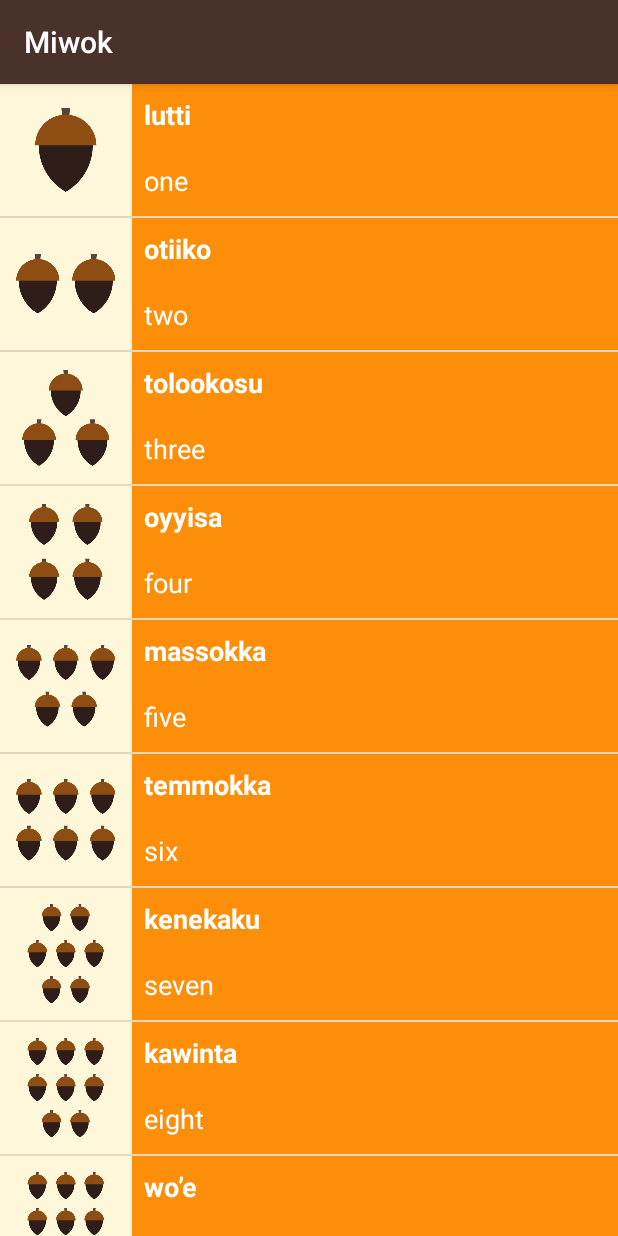
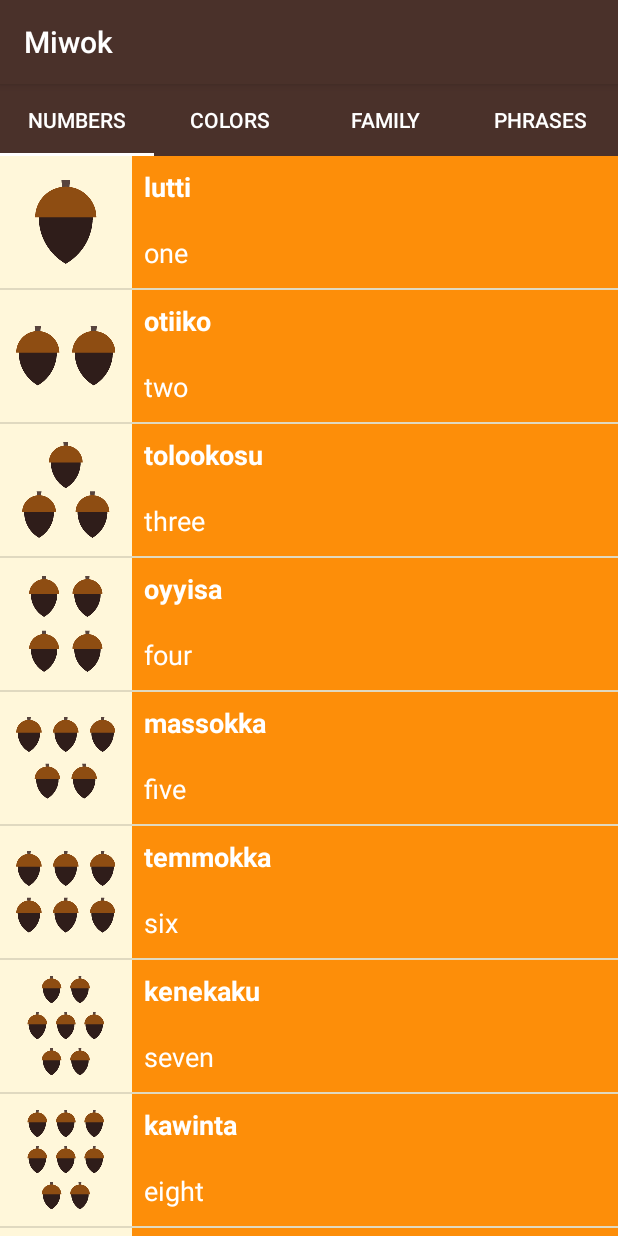
Before and after one commit to landonholl/MiwokApp, an Android app: the screen it shows after launch (MainActivity), on a phone screen of 412 x 824 dp. Run offline under Robolectric (Android 15) with nearby library versions, the phone set to English and light mode, and no system bars.

Commit message:
added TabView

```diff
--- a/app/src/main/java/com/example/android/miwok/ColorsFragment.java
+++ b/app/src/main/java/com/example/android/miwok/ColorsFragment.java
@@ -4,7 +4,7 @@ import android.content.Context;
 import android.media.AudioManager;
 import android.media.MediaPlayer;
 import android.os.Bundle;
-import android.support.v4.app.Fragment;
+import androidx.fragment.app.Fragment;
 import android.view.LayoutInflater;
 import android.view.View;
 import android.view.ViewGroup;
--- a/app/src/main/java/com/example/android/miwok/FamilyFragment.java
+++ b/app/src/main/java/com/example/android/miwok/FamilyFragment.java
@@ -4,7 +4,7 @@ import android.content.Context;
 import android.media.AudioManager;
 import android.media.MediaPlayer;
 import android.os.Bundle;
-import android.support.v4.app.Fragment;
+import androidx.fragment.app.Fragment;
 import android.view.LayoutInflater;
 import android.view.View;
 import android.view.ViewGroup;
--- a/app/src/main/java/com/example/android/miwok/MainActivity.java
+++ b/app/src/main/java/com/example/android/miwok/MainActivity.java
@@ -15,13 +15,11 @@
  */
 package com.example.android.miwok;
 
-import android.content.Intent;
 import android.os.Bundle;
-import android.support.v4.view.ViewPager;
-import android.support.v7.app.AppCompatActivity;
-import android.view.View;
-import android.view.View.OnClickListener;
-import android.widget.TextView;
+import androidx.viewpager.widget.ViewPager;
+import androidx.appcompat.app.AppCompatActivity;
+
+import com.google.android.material.tabs.TabLayout;
 
 public class MainActivity extends AppCompatActivity {
 
@@ -40,5 +38,8 @@ public class MainActivity extends AppCompatActivity {
 
             // Set the adapter onto the view pager
             viewPager.setAdapter(adapter);
-        }
+
+            TabLayout tabLayout = (TabLayout) findViewById(R.id.sliding_tabs);
+            tabLayout.setupWithViewPager(viewPager);
+    }
 }
--- a/app/src/main/java/com/example/android/miwok/NumbersFragment.java
+++ b/app/src/main/java/com/example/android/miwok/NumbersFragment.java
@@ -4,7 +4,7 @@ import android.content.Context;
 import android.media.AudioManager;
 import android.media.MediaPlayer;
 import android.os.Bundle;
-import android.support.v4.app.Fragment;
+import androidx.fragment.app.Fragment;
 import android.view.LayoutInflater;
 import android.view.View;
 import android.view.ViewGroup;
--- a/app/src/main/java/com/example/android/miwok/PhrasesFragment.java
+++ b/app/src/main/java/com/example/android/miwok/PhrasesFragment.java
@@ -4,7 +4,7 @@ import android.content.Context;
 import android.media.AudioManager;
 import android.media.MediaPlayer;
 import android.os.Bundle;
-import android.support.v4.app.Fragment;
+import androidx.fragment.app.Fragment;
 import android.view.LayoutInflater;
 import android.view.View;
 import android.view.ViewGroup;
--- a/app/src/main/java/com/example/android/miwok/SimpleFragmentPagerAdapter.java
+++ b/app/src/main/java/com/example/android/miwok/SimpleFragmentPagerAdapter.java
@@ -15,14 +15,17 @@
  */
 package com.example.android.miwok;
 
-import android.support.v4.app.Fragment;
-import android.support.v4.app.FragmentManager;
-import android.support.v4.app.FragmentPagerAdapter;
+import androidx.fragment.app.Fragment;
+import androidx.fragment.app.FragmentManager;
+import androidx.fragment.app.FragmentPagerAdapter;
 
 /**
  * Provides the appropriate {@link Fragment} for a view pager.
  */
 public class SimpleFragmentPagerAdapter extends FragmentPagerAdapter {
+
+    final int PAGE_COUNT = 4;
+    private String tabTitles[] = new String[] { "Numbers", "Colors", "Family" , "Phrases" };
 
     public SimpleFragmentPagerAdapter(FragmentManager fm) {
         super(fm);
@@ -47,6 +50,12 @@ public class SimpleFragmentPagerAdapter extends FragmentPagerAdapter {
 
     @Override
     public int getCount() {
-        return 4;
+        return tabTitles.length;
+    }
+
+    @Override
+    public CharSequence getPageTitle(int position) {
+        // Generate title based on item position
+        return tabTitles[position];
     }
 }
--- a/app/src/main/java/com/example/android/miwok/WordAdapter.java
+++ b/app/src/main/java/com/example/android/miwok/WordAdapter.java
@@ -16,7 +16,7 @@
 package com.example.android.miwok;
 
 import android.content.Context;
-import android.support.v4.content.ContextCompat;
+import androidx.core.content.ContextCompat;
 import android.view.LayoutInflater;
 import android.view.View;
 import android.view.ViewGroup;
--- a/app/src/main/res/layout/activity_main.xml
+++ b/app/src/main/res/layout/activity_main.xml
@@ -17,11 +17,21 @@
     xmlns:tools="http://schemas.android.com/tools"
     android:layout_width="match_parent"
     android:layout_height="match_parent"
+    xmlns:app="http://schemas.android.com/apk/res-auto"
     android:background="@color/tan_background"
     android:orientation="vertical"
     tools:context="com.example.android.miwok.MainActivity">
 
-    <android.support.v4.view.ViewPager
+    <com.google.android.material.tabs.TabLayout
+        android:id="@+id/sliding_tabs"
+        android:layout_width="match_parent"
+        android:layout_height="wrap_content"
+        app:tabTextColor="@android:color/white"
+        android:background="@color/primary_color"
+        app:tabIndicatorColor="@android:color/white"
+        app:tabMode="fixed" />
+
+    <androidx.viewpager.widget.ViewPager
         android:id="@+id/viewpager"
         android:layout_width="match_parent"
         android:layout_height="match_parent" />
--- a/gradle.properties
+++ b/gradle.properties
@@ -16,3 +16,5 @@
 # This option should only be used with decoupled projects. More details, visit
 # http://www.gradle.org/docs/current/userguide/multi_project_builds.html#sec:decoupled_projects
 # org.gradle.parallel=true
+android.enableJetifier=true
+android.useAndroidX=true
```
Also changed, not shown: app/build.gradle (+8 -7 lines), 1 other file.
